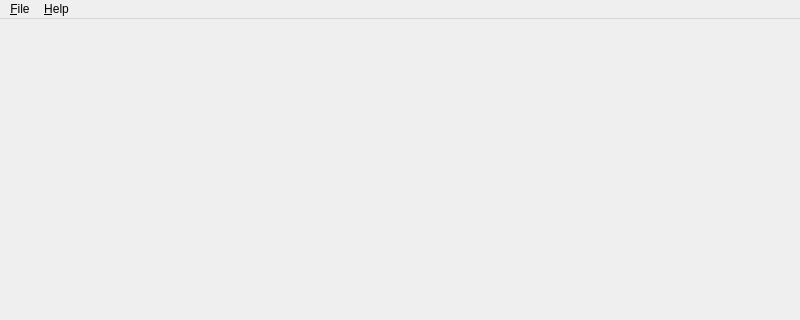
First picture: the form in clas12monitor/ui/MainWindow.ui, repository theodoregoetz/clas12-online-monitor, before the edit; both pictures show x 0 to 800 and y 0 to 320 of the 800 by 600 pixel window.
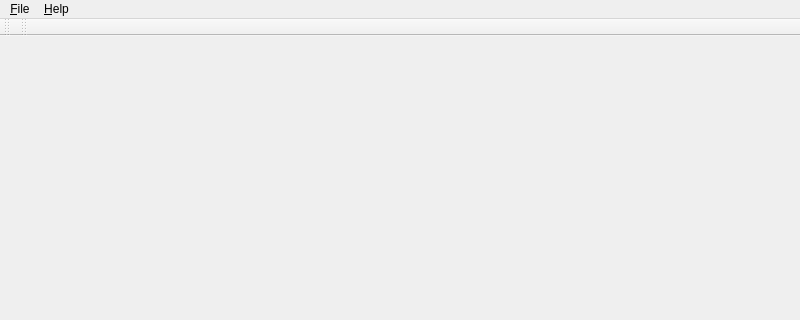
Second picture: the form after the edit.

Commit message: open file and reference in main window.

```diff
--- a/clas12monitor/ui/MainWindow.ui
+++ b/clas12monitor/ui/MainWindow.ui
@@ -41,6 +41,28 @@
    <addaction name="menuHelp"/>
   </widget>
   <widget class="QStatusBar" name="statusbar"/>
+  <widget class="QToolBar" name="toolBar">
+   <property name="windowTitle">
+    <string>toolBar</string>
+   </property>
+   <attribute name="toolBarArea">
+    <enum>TopToolBarArea</enum>
+   </attribute>
+   <attribute name="toolBarBreak">
+    <bool>false</bool>
+   </attribute>
+  </widget>
+  <widget class="QToolBar" name="toolBar_2">
+   <property name="windowTitle">
+    <string>toolBar_2</string>
+   </property>
+   <attribute name="toolBarArea">
+    <enum>TopToolBarArea</enum>
+   </attribute>
+   <attribute name="toolBarBreak">
+    <bool>false</bool>
+   </attribute>
+  </widget>
   <action name="actionAbout">
    <property name="text">
     <string>&amp;About</string>
```
Left out of the diff: 45 changed lines with no effect on the pictures. The commit also changes 2 other files.
